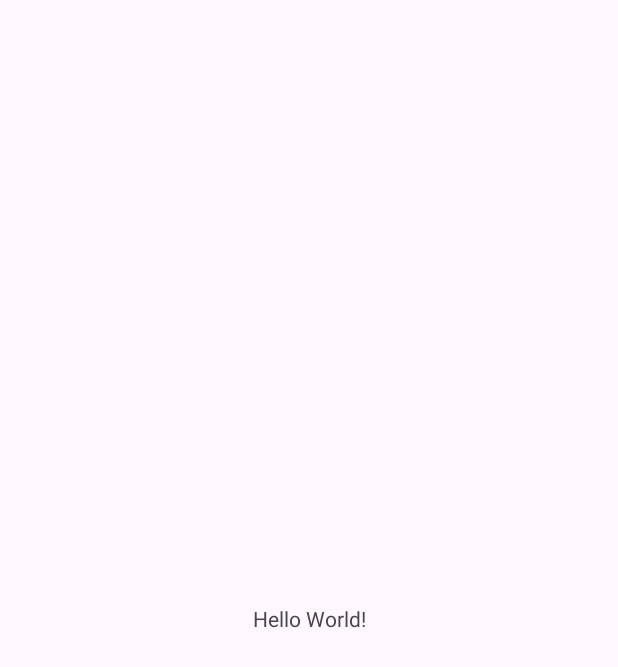
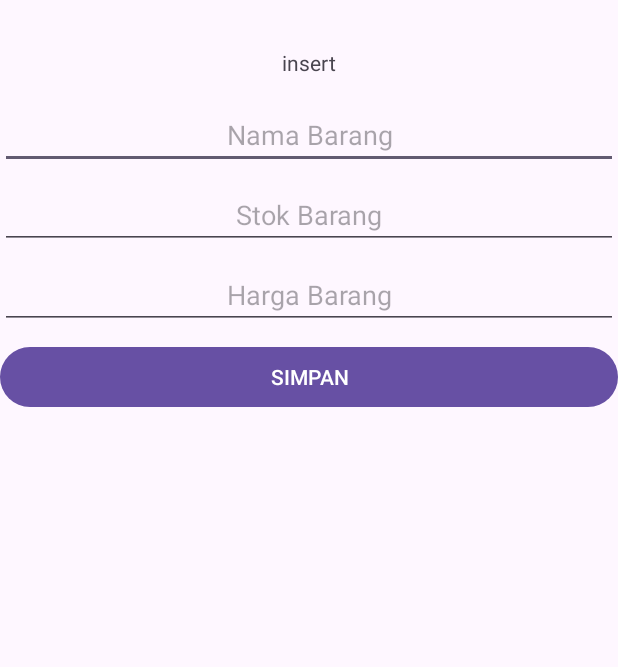
Before and after one commit to MuhammadIzzataArkananta/android-studio, an Android app: the screen it shows after launch (MainActivity), on a phone screen of 412 x 824 dp. Before the commit the part shown is almost empty. Shown: the top 667 px of the screen. Run offline under Robolectric (Android 15) with nearby library versions, the phone set to English and light mode, and no system bars.

Commit message:
29. Android Studio Untuk Siswa SMK - Android SQLIte Database - 4 - Membuat Layout
android studio

```diff
--- a/SQLiteDatabase/app/src/main/res/layout/activity_main.xml
+++ b/SQLiteDatabase/app/src/main/res/layout/activity_main.xml
@@ -8,12 +8,85 @@
     tools:context=".MainActivity">
 
     <TextView
+        android:id="@+id/tvPilihan"
         android:layout_width="wrap_content"
         android:layout_height="wrap_content"
-        android:text="Hello World!"
-        app:layout_constraintBottom_toBottomOf="parent"
+        android:layout_marginTop="32dp"
+        android:text="insert"
         app:layout_constraintEnd_toEndOf="parent"
         app:layout_constraintStart_toStartOf="parent"
         app:layout_constraintTop_toTopOf="parent" />
 
+    <EditText
+        android:id="@+id/etBarang"
+        android:layout_width="0dp"
+        android:layout_height="wrap_content"
+        android:layout_marginTop="16dp"
+        android:ems="10"
+        android:hint="Nama Barang"
+        android:inputType="text"
+        android:textAlignment="center"
+        app:layout_constraintEnd_toEndOf="parent"
+        app:layout_constraintStart_toStartOf="parent"
+        app:layout_constraintTop_toBottomOf="@+id/tvPilihan" />
+
+    <EditText
+        android:id="@+id/etStok"
+        android:layout_width="0dp"
+        android:layout_height="wrap_content"
+        android:layout_marginTop="8dp"
+        android:ems="10"
+        android:hint="Stok Barang"
+        android:inputType="numberDecimal"
+        android:textAlignment="center"
+        app:layout_constraintEnd_toEndOf="parent"
+        app:layout_constraintStart_toStartOf="parent"
+        app:layout_constraintTop_toBottomOf="@+id/etBarang" />
+
+    <EditText
+        android:id="@+id/etHarga"
+        android:layout_width="0dp"
+        android:layout_height="wrap_content"
+        android:layout_marginTop="8dp"
+        android:ems="10"
+        android:hint="Harga Barang"
+        android:inputType="numberDecimal"
+        android:textAlignment="center"
+        app:layout_constraintEnd_toEndOf="parent"
+        app:layout_constraintStart_toStartOf="parent"
+        app:layout_constraintTop_toBottomOf="@+id/etStok" />
+
+    <Button
+        android:id="@+id/btnSimpan"
+        android:layout_width="0dp"
+        android:layout_height="wrap_content"
+        android:layout_marginTop="8dp"
+        android:text="SIMPAN"
+        app:layout_constraintEnd_toEndOf="parent"
+        app:layout_constraintStart_toStartOf="parent"
+        app:layout_constraintTop_toBottomOf="@+id/etHarga" />
+
+    <ScrollView
+        android:layout_width="0dp"
+        android:layout_height="0dp"
+        app:layout_constraintBottom_toBottomOf="parent"
+        app:layout_constraintEnd_toEndOf="parent"
+        app:layout_constraintHorizontal_bias="0.0"
+        app:layout_constraintStart_toStartOf="parent"
+        app:layout_constraintTop_toBottomOf="@+id/btnSimpan"
+        app:layout_constraintVertical_bias="1.0" >
+
+        <androidx.constraintlayout.widget.ConstraintLayout
+            android:layout_width="match_parent"
+            android:layout_height="wrap_content">
+
+            <androidx.recyclerview.widget.RecyclerView
+                android:layout_width="match_parent"
+                android:layout_height="wrap_content"
+                tools:listitem="@layout/item_barang"
+                app:layout_constraintTop_toTopOf="parent"
+                tools:layout_editor_absoluteX="16dp" />
+        </androidx.constraintlayout.widget.ConstraintLayout>
+    </ScrollView>
+
 </androidx.constraintlayout.widget.ConstraintLayout>
```
Also changed, not shown: SQLiteDatabase/app/src/main/res/layout/item_barang.xml (added, +54 -0 lines).
